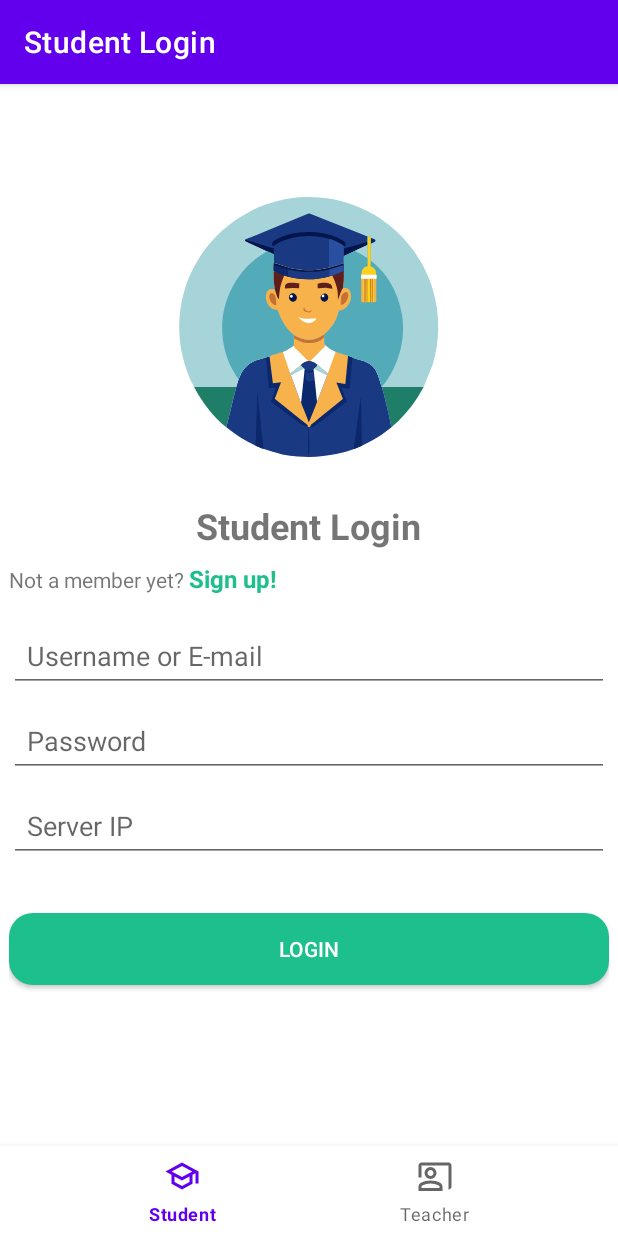
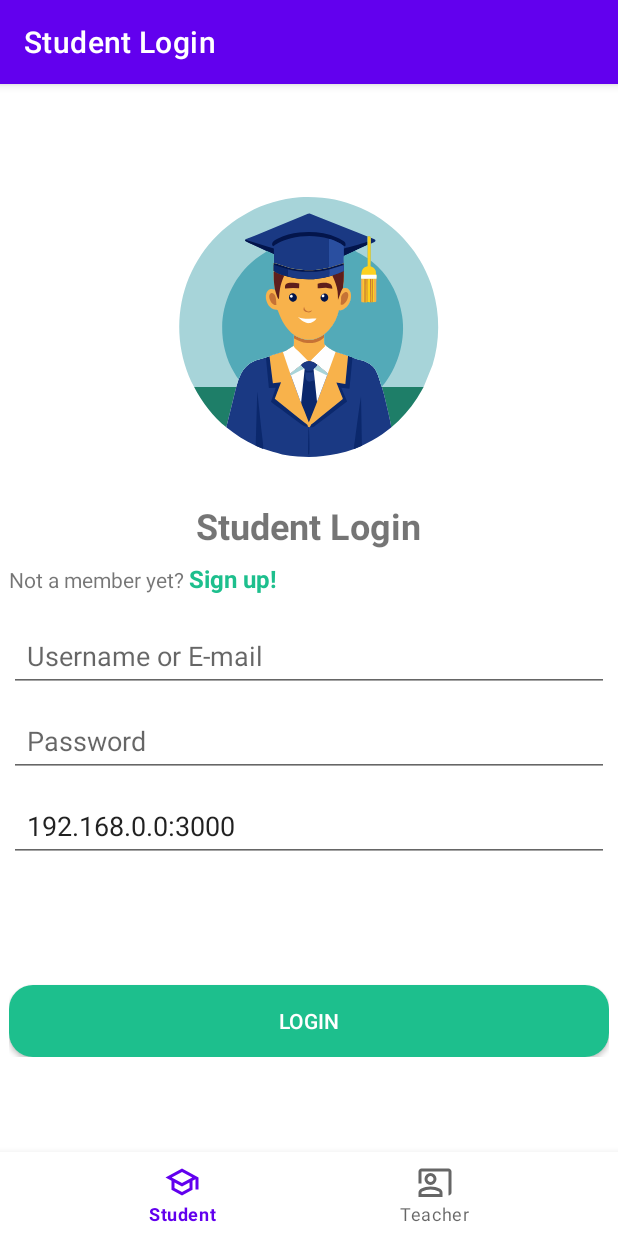
Before and after one commit to AnkitBorude/Abacus-exam-Android-app-frontend, an Android app: the screen it shows after launch (MainActivity), after a tap on "LOGIN", on a phone screen of 412 x 824 dp. Run offline under Robolectric (Android 15) with nearby library versions, the phone set to English and light mode, and no system bars; our stand-ins replace navigation-ui; 2 statements that could not run were skipped.

```diff
--- a/app/src/main/AndroidManifest.xml
+++ b/app/src/main/AndroidManifest.xml
@@ -1,7 +1,7 @@
 <?xml version="1.0" encoding="utf-8"?>
 <manifest xmlns:android="http://schemas.android.com/apk/res/android"
     xmlns:tools="http://schemas.android.com/tools">
-
+    <uses-permission android:name="android.permission.INTERNET" />
     <application
         android:allowBackup="true"
         android:dataExtractionRules="@xml/data_extraction_rules"
@@ -11,7 +11,9 @@
         android:roundIcon="@mipmap/ic_launcher_round"
         android:supportsRtl="true"
         android:theme="@style/Theme.AbacusApplication"
+        android:networkSecurityConfig="@xml/network_security_config"
         tools:targetApi="31">
+
         <activity
             android:name=".MainActivity"
             android:exported="true"
--- /dev/null
+++ b/app/src/main/java/com/example/abacusapplication/data/ApiService.java
@@ -0,0 +1,15 @@
+package com.example.abacusapplication.data;
+
+import retrofit2.Call;
+import retrofit2.http.Body;
+import retrofit2.http.GET;
+import retrofit2.http.POST;
+
+import com.example.abacusapplication.models.Login;
+import com.example.abacusapplication.models.LoginRequest;
+import com.example.abacusapplication.models.LoginResponse;
+
+public interface ApiService {
+    @POST("student/login")
+    Call<LoginResponse> studentLogin(@Body LoginRequest req);
+}
--- a/app/src/main/java/com/example/abacusapplication/data/RetrofitClient.java
+++ b/app/src/main/java/com/example/abacusapplication/data/RetrofitClient.java
@@ -1,4 +1,81 @@
 package com.example.abacusapplication.data;
 
+import static androidx.core.content.ContentProviderCompat.requireContext;
+
+
+import android.util.Log;
+import android.widget.Toast;
+
+import com.example.abacusapplication.MainActivity;
+import com.example.abacusapplication.models.ApiError;
+
+import java.lang.annotation.Annotation;
+
+import okhttp3.OkHttpClient;
+import okhttp3.ResponseBody;
+import okhttp3.logging.HttpLoggingInterceptor;
+import retrofit2.Converter;
+import retrofit2.Retrofit;
+import retrofit2.converter.gson.GsonConverterFactory;
+
 public class RetrofitClient {
+    // 1. Base URL for all API calls
+    private String baseurl;
+
+    // 2. Singleton instance
+    private static RetrofitClient instance;
+
+    // 3. Retrofit object
+    private Retrofit retrofit;
+
+    // 4. Private constructor for Singleton pattern
+    private RetrofitClient(String baseurl) {
+        this.baseurl=" ";
+        this.baseurl="http://"+baseurl+"/api/v1/";
+        // 5. Logging interceptor setup
+        HttpLoggingInterceptor logging = new HttpLoggingInterceptor();
+        logging.setLevel(HttpLoggingInterceptor.Level.BODY);
+
+       Log.d("Baseurl",this.baseurl);
+        // 6. OkHttpClient setup with interceptor
+        OkHttpClient client = new OkHttpClient.Builder()
+                .addInterceptor(logging)
+                // Additional options:
+                // .connectTimeout(30, TimeUnit.SECONDS)
+                // .readTimeout(30, TimeUnit.SECONDS)
+                // .writeTimeout(30, TimeUnit.SECONDS)
+                .build();
+
+        // 7. Retrofit builder
+        retrofit = new Retrofit.Builder()
+                .baseUrl(this.baseurl)
+                .addConverterFactory(GsonConverterFactory.create())
+                .client(client)
+                .build();
+    }
+
+    // 8. Singleton getInstance method
+    public static synchronized RetrofitClient getInstance(String baseurl) {
+        if (instance == null) {
+            instance = new RetrofitClient(baseurl);
+        }
+        return instance;
+    }
+    public ApiError convertError(okhttp3.ResponseBody body)
+    {
+        try
+        {
+            Converter<ResponseBody, ApiError> converter = retrofit.responseBodyConverter(ApiError.class, new Annotation[0]);
+            return converter.convert(body);
+        }
+        catch(Exception e)
+        {
+           e.printStackTrace();
+            return null;
+        }
+    }
+    public ApiService getApi() {
+        return retrofit.create(ApiService.class);
+    }
+
 }
--- /dev/null
+++ b/app/src/main/java/com/example/abacusapplication/models/LoginRequest.java
@@ -0,0 +1,19 @@
+package com.example.abacusapplication.models;
+
+    public class LoginRequest {
+        private String username;
+        private String password;
+
+        // Constructor
+        public LoginRequest(String username, String password) {
+            this.username = username;
+            this.password = password;
+        }
+
+        // Getters and setters
+        public String getUsername() { return username; }
+        public void setUsername(String username) { this.username = username; }
+
+        public String getPassword() { return password; }
+        public void setPassword(String password) { this.password = password; }
+    }
--- a/app/src/main/java/com/example/abacusapplication/ui/home/HomeFragment.java
+++ b/app/src/main/java/com/example/abacusapplication/ui/home/HomeFragment.java
@@ -1,6 +1,7 @@
 package com.example.abacusapplication.ui.home;
 
 import android.os.Bundle;
+import android.util.Log;
 import android.view.LayoutInflater;
 import android.view.View;
 import android.view.ViewGroup;
@@ -15,7 +16,19 @@ import androidx.lifecycle.ViewModelProvider;
 
 import com.example.abacusapplication.MainActivity;
 import com.example.abacusapplication.R;
-import com.example.abacusapplication.databinding.FragmentHomeBinding;
+import com.example.abacusapplication.data.ApiService;
+import com.example.abacusapplication.data.RetrofitClient;
+import com.example.abacusapplication.models.ApiError;
+import com.example.abacusapplication.models.LoginRequest;
+import com.example.abacusapplication.models.LoginResponse;
+import com.google.android.material.progressindicator.BaseProgressIndicator;
+import com.google.android.material.progressindicator.CircularProgressIndicator;
+
+import okhttp3.ResponseBody;
+import retrofit2.Call;
+import retrofit2.Callback;
+import retrofit2.Converter;
+import retrofit2.Response;
 
 public class HomeFragment extends Fragment {
 
@@ -27,14 +40,38 @@ public class HomeFragment extends Fragment {
         EditText ip=view.findViewById(R.id.serverip);
         EditText username=view.findViewById(R.id.studentusername);
         EditText password=view.findViewById(R.id.studentpassword);
-
+        ip.setText("192.168.0.0:3000");
+        CircularProgressIndicator progressIndicator = view.findViewById(R.id.progress_circular);
 
         loginbutton.setOnClickListener(v->{
+            progressIndicator.show();
             String ipText = ip.getText().toString();
             String usernameText = username.getText().toString();
             String passwordText = password.getText().toString();
 
-// Combine the text into a single string
+            RetrofitClient client=RetrofitClient.getInstance(ipText);
+            ApiService apiService = client.getApi();
+            Call<LoginResponse> call =apiService.studentLogin(new LoginRequest(usernameText,passwordText));
+            call.enqueue(new Callback<LoginResponse>() {
+                @Override
+                public void onResponse(Call<LoginResponse> call, Response<LoginResponse> response) {
+                    if (response.isSuccessful()) {
+                        LoginResponse response1 = response.body();
+                        progressIndicator.setVisibility(View.GONE);
+                        Toast.makeText(getContext(),"Login Sucessfull",Toast.LENGTH_LONG).show();
+                    } else {
+                        ApiError error = client.convertError(response.errorBody());
+                        progressIndicator.hide();
+                        Toast.makeText(getContext(),error.getError(),Toast.LENGTH_LONG).show();
+                    }
+                }
+                @Override
+                public void onFailure(Call<LoginResponse> call, Throwable t) {
+                    progressIndicator.setVisibility(View.GONE);
+                    Toast.makeText(getContext(),t.getMessage(),Toast.LENGTH_LONG).show();
+                }
+            });
+            // Combine the text into a single string
             String combinedText = "IP: " + ipText + ", Username: " + usernameText + ", Password: " + passwordText;
 
             Toast.makeText(requireContext(), combinedText , Toast.LENGTH_SHORT).show();
--- a/app/src/main/res/layout/activity_main.xml
+++ b/app/src/main/res/layout/activity_main.xml
@@ -9,7 +9,7 @@
     <com.google.android.material.bottomnavigation.BottomNavigationView
         android:id="@+id/nav_view"
         android:layout_width="0dp"
-        android:layout_height="60dp"
+        android:layout_height="wrap_content"
         android:layout_marginStart="0dp"
         android:layout_marginEnd="0dp"
         android:background="?android:attr/windowBackground"
@@ -22,7 +22,7 @@
         android:id="@+id/nav_host_fragment_activity_main"
         android:name="androidx.navigation.fragment.NavHostFragment"
         android:layout_width="match_parent"
-        android:layout_height="match_parent"
+        android:layout_height="0dp"
         app:defaultNavHost="true"
         app:layout_constraintBottom_toTopOf="@id/nav_view"
         app:layout_constraintLeft_toLeftOf="parent"
--- a/app/src/main/res/layout/fragment_home.xml
+++ b/app/src/main/res/layout/fragment_home.xml
@@ -1,15 +1,20 @@
 <?xml version="1.0" encoding="utf-8"?>
-<LinearLayout xmlns:android="http://schemas.android.com/apk/res/android"
+<androidx.core.widget.NestedScrollView
+    xmlns:android="http://schemas.android.com/apk/res/android"
     xmlns:app="http://schemas.android.com/apk/res-auto"
     android:layout_width="match_parent"
     android:layout_height="match_parent"
+    android:fillViewport="true">
+<LinearLayout
+    android:layout_width="match_parent"
+    android:layout_height="wrap_content"
     android:orientation="horizontal"
     android:weightSum="2">
 
     <!-- Student Login Section -->
     <LinearLayout
         android:layout_width="match_parent"
-        android:layout_height="match_parent"
+        android:layout_height="wrap_content"
         android:layout_weight="1"
         android:orientation="vertical"
         android:padding="6dp">
@@ -76,6 +81,14 @@
             android:inputType="text"
             android:padding="12dp" />
 
+        <com.google.android.material.progressindicator.CircularProgressIndicator
+            android:layout_width="wrap_content"
+            android:layout_height="wrap_content"
+            android:indeterminate="true"
+            android:id="@+id/progress_circular"
+            android:visibility="gone"
+            android:layout_gravity="center"/>
+
         <androidx.appcompat.widget.AppCompatButton
             android:layout_width="match_parent"
             android:layout_height="wrap_content"
@@ -87,3 +100,4 @@
             android:textColor="@android:color/white" />
     </LinearLayout>
 </LinearLayout>
+</androidx.core.widget.NestedScrollView>
```
Also changed, not shown: app/src/main/java/com/example/abacusapplication/models/ApiError.java (added, +21 -0 lines), app/src/main/java/com/example/abacusapplication/models/Login.java (added, +11 -0 lines), app/src/main/java/com/example/abacusapplication/models/LoginResponse.java (added, +29 -0 lines), app/src/main/res/xml/network_security_config.xml (added, +11 -0 lines).
